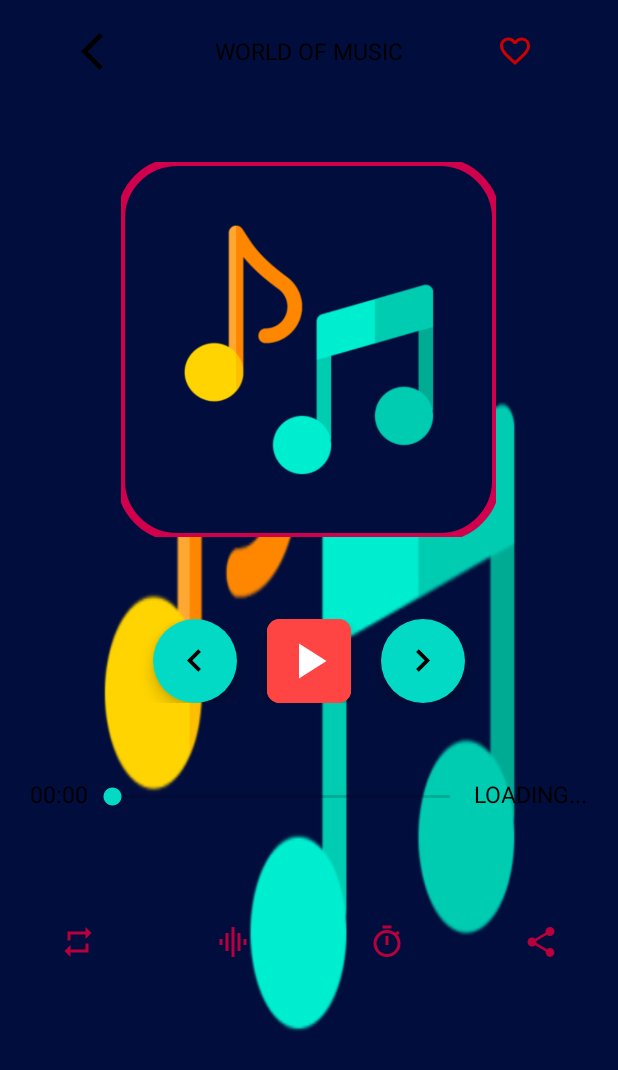
After one commit to zahraamirinezhad/Music-Player, an Android app: the Player screen opened directly, with no data from a screen before it, on a phone screen of 412 x 824 dp. The commit adds this screen. Shown: the top 1070 px of the screen. Run offline under Robolectric (Android 15) with nearby library versions, the phone set to English and light mode, and no system bars.

Commit message:
Player activity got added

```diff
--- a/Music Player Kotlin/music player/app/src/main/AndroidManifest.xml
+++ b/Music Player Kotlin/music player/app/src/main/AndroidManifest.xml
@@ -10,6 +10,9 @@
         android:supportsRtl="true"
         android:theme="@style/slash_screen">
         <activity
+            android:name=".Player"
+            android:exported="false" />
+        <activity
             android:name=".MainActivity"
             android:exported="true">
             <intent-filter>
--- /dev/null
+++ b/Music Player Kotlin/music player/app/src/main/java/com/example/musicplayer/Player.kt
@@ -0,0 +1,11 @@
+package com.example.musicplayer
+
+import androidx.appcompat.app.AppCompatActivity
+import android.os.Bundle
+
+class Player : AppCompatActivity() {
+    override fun onCreate(savedInstanceState: Bundle?) {
+        super.onCreate(savedInstanceState)
+        setContentView(R.layout.activity_player)
+    }
+}
--- /dev/null
+++ b/Music Player Kotlin/music player/app/src/main/res/drawable/equalizer_icon.xml
@@ -0,0 +1,10 @@
+<vector xmlns:android="http://schemas.android.com/apk/res/android"
+    android:width="24dp"
+    android:height="24dp"
+    android:viewportWidth="24"
+    android:viewportHeight="24"
+    android:tint="?attr/colorControlNormal">
+  <path
+      android:fillColor="@android:color/white"
+      android:pathData="M7,18h2L9,6L7,6v12zM11,22h2L13,2h-2v20zM3,14h2v-4L3,10v4zM15,18h2L17,6h-2v12zM19,10v4h2v-4h-2z"/>
+</vector>
--- /dev/null
+++ b/Music Player Kotlin/music player/app/src/main/res/drawable/favorite_empty_icon.xml
@@ -0,0 +1,10 @@
+<vector xmlns:android="http://schemas.android.com/apk/res/android"
+    android:width="24dp"
+    android:height="24dp"
+    android:viewportWidth="24"
+    android:viewportHeight="24"
+    android:tint="?attr/colorControlNormal">
+  <path
+      android:fillColor="@android:color/white"
+      android:pathData="M16.5,3c-1.74,0 -3.41,0.81 -4.5,2.09C10.91,3.81 9.24,3 7.5,3 4.42,3 2,5.42 2,8.5c0,3.78 3.4,6.86 8.55,11.54L12,21.35l1.45,-1.32C18.6,15.36 22,12.28 22,8.5 22,5.42 19.58,3 16.5,3zM12.1,18.55l-0.1,0.1 -0.1,-0.1C7.14,14.24 4,11.39 4,8.5 4,6.5 5.5,5 7.5,5c1.54,0 3.04,0.99 3.57,2.36h1.87C13.46,5.99 14.96,5 16.5,5c2,0 3.5,1.5 3.5,3.5 0,2.89 -3.14,5.74 -7.9,10.05z"/>
+</vector>
--- /dev/null
+++ b/Music Player Kotlin/music player/app/src/main/res/drawable/favorite_full_icon.xml
@@ -0,0 +1,10 @@
+<vector xmlns:android="http://schemas.android.com/apk/res/android"
+    android:width="24dp"
+    android:height="24dp"
+    android:viewportWidth="24"
+    android:viewportHeight="24"
+    android:tint="?attr/colorControlNormal">
+  <path
+      android:fillColor="@android:color/white"
+      android:pathData="M12,21.35l-1.45,-1.32C5.4,15.36 2,12.28 2,8.5 2,5.42 4.42,3 7.5,3c1.74,0 3.41,0.81 4.5,2.09C13.09,3.81 14.76,3 16.5,3 19.58,3 22,5.42 22,8.5c0,3.78 -3.4,6.86 -8.55,11.54L12,21.35z"/>
+</vector>
--- /dev/null
+++ b/Music Player Kotlin/music player/app/src/main/res/drawable/former_music.xml
@@ -0,0 +1,10 @@
+<vector xmlns:android="http://schemas.android.com/apk/res/android"
+    android:width="30dp"
+    android:height="30dp"
+    android:viewportWidth="24"
+    android:viewportHeight="24"
+    android:tint="?attr/colorControlNormal">
+  <path
+      android:fillColor="@android:color/white"
+      android:pathData="M11.67,3.87L9.9,2.1 0,12l9.9,9.9 1.77,-1.77L3.54,12z"/>
+</vector>
--- /dev/null
+++ b/Music Player Kotlin/music player/app/src/main/res/drawable/next_music.xml
@@ -0,0 +1,10 @@
+<vector xmlns:android="http://schemas.android.com/apk/res/android"
+    android:width="24dp"
+    android:height="24dp"
+    android:viewportWidth="24"
+    android:viewportHeight="24"
+    android:tint="?attr/colorControlNormal">
+  <path
+      android:fillColor="@android:color/white"
+      android:pathData="M10,6L8.59,7.41 13.17,12l-4.58,4.59L10,18l6,-6z"/>
+</vector>
--- /dev/null
+++ b/Music Player Kotlin/music player/app/src/main/res/drawable/pause_music.xml
@@ -0,0 +1,10 @@
+<vector xmlns:android="http://schemas.android.com/apk/res/android"
+    android:width="24dp"
+    android:height="24dp"
+    android:viewportWidth="24"
+    android:viewportHeight="24"
+    android:tint="?attr/colorControlNormal">
+  <path
+      android:fillColor="@android:color/white"
+      android:pathData="M6,19h4L10,5L6,5v14zM14,5v14h4L18,5h-4z"/>
+</vector>
--- /dev/null
+++ b/Music Player Kotlin/music player/app/src/main/res/drawable/play_music.xml
@@ -0,0 +1,10 @@
+<vector xmlns:android="http://schemas.android.com/apk/res/android"
+    android:width="24dp"
+    android:height="24dp"
+    android:viewportWidth="24"
+    android:viewportHeight="24"
+    android:tint="?attr/colorControlNormal">
+  <path
+      android:fillColor="@android:color/white"
+      android:pathData="M8,5v14l11,-7z"/>
+</vector>
--- /dev/null
+++ b/Music Player Kotlin/music player/app/src/main/res/drawable/previous_music.xml
@@ -0,0 +1,10 @@
+<vector xmlns:android="http://schemas.android.com/apk/res/android"
+    android:width="24dp"
+    android:height="24dp"
+    android:viewportWidth="24"
+    android:viewportHeight="24"
+    android:tint="?attr/colorControlNormal">
+  <path
+      android:fillColor="@android:color/white"
+      android:pathData="M15.41,7.41L14,6l-6,6 6,6 1.41,-1.41L10.83,12z"/>
+</vector>
--- /dev/null
+++ b/Music Player Kotlin/music player/app/src/main/res/drawable/repeat_music.xml
@@ -0,0 +1,10 @@
+<vector xmlns:android="http://schemas.android.com/apk/res/android"
+    android:width="24dp"
+    android:height="24dp"
+    android:viewportWidth="24"
+    android:viewportHeight="24"
+    android:tint="?attr/colorControlNormal">
+  <path
+      android:fillColor="@android:color/white"
+      android:pathData="M7,7h10v3l4,-4 -4,-4v3L5,5v6h2L7,7zM17,17L7,17v-3l-4,4 4,4v-3h12v-6h-2v4z"/>
+</vector>
--- /dev/null
+++ b/Music Player Kotlin/music player/app/src/main/res/drawable/share.xml
@@ -0,0 +1,10 @@
+<vector xmlns:android="http://schemas.android.com/apk/res/android"
+    android:width="24dp"
+    android:height="24dp"
+    android:viewportWidth="24"
+    android:viewportHeight="24"
+    android:tint="?attr/colorControlNormal">
+  <path
+      android:fillColor="@android:color/white"
+      android:pathData="M18,16.08c-0.76,0 -1.44,0.3 -1.96,0.77L8.91,12.7c0.05,-0.23 0.09,-0.46 0.09,-0.7s-0.04,-0.47 -0.09,-0.7l7.05,-4.11c0.54,0.5 1.25,0.81 2.04,0.81 1.66,0 3,-1.34 3,-3s-1.34,-3 -3,-3 -3,1.34 -3,3c0,0.24 0.04,0.47 0.09,0.7L8.04,9.81C7.5,9.31 6.79,9 6,9c-1.66,0 -3,1.34 -3,3s1.34,3 3,3c0.79,0 1.5,-0.31 2.04,-0.81l7.12,4.16c-0.05,0.21 -0.08,0.43 -0.08,0.65 0,1.61 1.31,2.92 2.92,2.92 1.61,0 2.92,-1.31 2.92,-2.92s-1.31,-2.92 -2.92,-2.92z"/>
+</vector>
--- /dev/null
+++ b/Music Player Kotlin/music player/app/src/main/res/drawable/timer.xml
@@ -0,0 +1,10 @@
+<vector xmlns:android="http://schemas.android.com/apk/res/android"
+    android:width="24dp"
+    android:height="24dp"
+    android:viewportWidth="24"
+    android:viewportHeight="24"
+    android:tint="?attr/colorControlNormal">
+  <path
+      android:fillColor="@android:color/white"
+      android:pathData="M15,1L9,1v2h6L15,1zM11,14h2L13,8h-2v6zM19.03,7.39l1.42,-1.42c-0.43,-0.51 -0.9,-0.99 -1.41,-1.41l-1.42,1.42C16.07,4.74 14.12,4 12,4c-4.97,0 -9,4.03 -9,9s4.02,9 9,9 9,-4.03 9,-9c0,-2.12 -0.74,-4.07 -1.97,-5.61zM12,20c-3.87,0 -7,-3.13 -7,-7s3.13,-7 7,-7 7,3.13 7,7 -3.13,7 -7,7z"/>
+</vector>
--- a/Music Player Kotlin/music player/app/src/main/res/layout/activity_main.xml
+++ b/Music Player Kotlin/music player/app/src/main/res/layout/activity_main.xml
@@ -1,6 +1,5 @@
 <?xml version="1.0" encoding="utf-8"?>
 <androidx.constraintlayout.widget.ConstraintLayout xmlns:android="http://schemas.android.com/apk/res/android"
-    xmlns:app="http://schemas.android.com/apk/res-auto"
     xmlns:tools="http://schemas.android.com/tools"
     android:layout_width="match_parent"
     android:layout_height="match_parent"
--- /dev/null
+++ b/Music Player Kotlin/music player/app/src/main/res/layout/activity_player.xml
@@ -0,0 +1,188 @@
+<?xml version="1.0" encoding="utf-8"?>
+<LinearLayout xmlns:android="http://schemas.android.com/apk/res/android"
+    xmlns:app="http://schemas.android.com/apk/res-auto"
+    xmlns:tools="http://schemas.android.com/tools"
+    android:layout_width="match_parent"
+    android:layout_height="match_parent"
+    android:layout_gravity="center"
+    android:orientation="vertical"
+    tools:context=".Player">
+
+    <LinearLayout
+        android:layout_width="match_parent"
+        android:layout_height="wrap_content"
+        android:layout_marginTop="10dp"
+        android:orientation="horizontal">
+
+        <ImageButton
+            style="@style/Widget.AppCompat.Button.Borderless"
+            android:layout_width="match_parent"
+            android:layout_height="match_parent"
+            android:layout_weight="1"
+            android:background="@android:color/transparent"
+            android:src="@drawable/former_music"
+            app:tint="@color/black"
+            tools:ignore="SpeakableTextPresentCheck"
+            android:contentDescription="@string/back" />
+
+        <TextView
+            android:layout_width="match_parent"
+            android:layout_height="match_parent"
+            android:layout_weight="1"
+            android:gravity="center"
+            android:text="@string/world_of_music"
+            android:textColor="@color/black"
+            android:textSize="15sp" />
+
+        <ImageButton
+            style="@style/Widget.AppCompat.Button.Borderless"
+            android:layout_width="match_parent"
+            android:layout_height="match_parent"
+            android:layout_weight="1"
+            android:background="@android:color/transparent"
+            android:src="@drawable/favorite_empty_icon"
+            app:tint="@android:color/holo_red_dark"
+            tools:ignore="SpeakableTextPresentCheck"
+            android:contentDescription="@string/favorite" />
+    </LinearLayout>
+
+    <com.google.android.material.imageview.ShapeableImageView
+        android:layout_width="250dp"
+        android:layout_height="250dp"
+        android:layout_gravity="center"
+        android:layout_marginTop="50dp"
+        android:src="@drawable/music_player_icon_slash_screen"
+        app:strokeColor="@color/light_purple"
+        app:strokeWidth="5dp"
+        app:shapeAppearanceOverlay="@style/curved"/>
+
+    <TextView
+        android:layout_width="match_parent"
+        android:layout_height="wrap_content"
+        android:layout_marginTop="30dp"
+        android:gravity="center"
+        android:textSize="18sp"
+        android:textColor="@color/black"/>
+
+    <LinearLayout
+        android:layout_width="match_parent"
+        android:layout_height="wrap_content"
+        android:orientation="horizontal"
+        android:gravity="center">
+
+        <com.google.android.material.floatingactionbutton.ExtendedFloatingActionButton
+            android:layout_width="wrap_content"
+            android:layout_height="wrap_content"
+            app:icon="@drawable/previous_music"
+            app:iconSize="30dp"
+            app:tint="@color/black"
+            tools:ignore="SpeakableTextPresentCheck" />
+
+        <com.google.android.material.floatingactionbutton.ExtendedFloatingActionButton
+            android:layout_width="wrap_content"
+            android:layout_height="wrap_content"
+            android:layout_marginLeft="20dp"
+            android:layout_marginRight="20dp"
+            android:textColorHighlight="#00EFAD"
+            android:textColorLink="#00FFC4"
+            android:backgroundTint="@android:color/holo_red_light"
+            app:backgroundTint="#FF0059"
+            app:icon="@drawable/play_music"
+            app:iconSize="40dp"
+            app:tint="@color/black"
+            app:iconTint="@color/white"
+            app:shapeAppearanceOverlay="@style/curved"
+            tools:ignore="SpeakableTextPresentCheck" />
+
+        <com.google.android.material.floatingactionbutton.ExtendedFloatingActionButton
+            android:layout_width="wrap_content"
+            android:layout_height="wrap_content"
+            app:icon="@drawable/next_music"
+            app:iconSize="30dp"
+            app:tint="@color/black"
+            tools:ignore="SpeakableTextPresentCheck" />
+
+    </LinearLayout>
+
+    <LinearLayout
+        android:layout_width="match_parent"
+        android:layout_height="25dp"
+        android:layout_marginTop="50dp"
+        android:gravity="center"
+        android:orientation="horizontal"
+        android:paddingLeft="20dp"
+        android:paddingRight="20dp">
+
+        <TextView
+            android:layout_width="wrap_content"
+            android:layout_height="match_parent"
+            android:text="@string/start"
+            android:textColor="@color/black"
+            android:textSize="15sp" />
+
+        <androidx.appcompat.widget.AppCompatSeekBar
+            android:layout_width="0dp"
+            android:layout_height="match_parent"
+            android:layout_weight="1" />
+
+        <TextView
+            android:layout_width="wrap_content"
+            android:layout_height="match_parent"
+            android:text="@string/end"
+            android:textColor="@color/black"
+            android:textSize="15sp" />
+    </LinearLayout>
+
+    <LinearLayout
+        android:layout_width="match_parent"
+        android:layout_height="wrap_content"
+        android:layout_marginTop="60dp"
+        android:gravity="center"
+        android:orientation="horizontal">
+
+        <ImageButton
+            style="@style/Widget.AppCompat.Button.Borderless"
+            android:layout_width="match_parent"
+            android:layout_height="match_parent"
+            android:layout_weight="1"
+            android:background="@android:color/transparent"
+            android:contentDescription="@string/repeat"
+            android:src="@drawable/repeat_music"
+            app:tint="@color/dark_pink"
+            tools:ignore="SpeakableTextPresentCheck" />
+
+        <ImageButton
+            style="@style/Widget.AppCompat.Button.Borderless"
+            android:layout_width="match_parent"
+            android:layout_height="match_parent"
+            android:layout_weight="1"
+            android:background="@android:color/transparent"
+            android:contentDescription="@string/equalizer"
+            android:src="@drawable/equalizer_icon"
+            app:tint="@color/dark_pink"
+            tools:ignore="SpeakableTextPresentCheck" />
+
+        <ImageButton
+            style="@style/Widget.AppCompat.Button.Borderless"
+            android:layout_width="match_parent"
+            android:layout_height="match_parent"
+            android:layout_weight="1"
+            android:background="@android:color/transparent"
+            android:contentDescription="@string/timer"
+            android:src="@drawable/timer"
+            app:tint="@color/dark_pink"
+            tools:ignore="SpeakableTextPresentCheck" />
+
+        <ImageButton
+            style="@style/Widget.AppCompat.Button.Borderless"
+            android:layout_width="match_parent"
+            android:layout_height="match_parent"
+            android:layout_weight="1"
+            android:background="@android:color/transparent"
+            android:contentDescription="@string/share"
+            android:src="@drawable/share"
+            app:tint="@color/dark_pink"
+            tools:ignore="SpeakableTextPresentCheck" />
+
+    </LinearLayout>
+</LinearLayout>
--- a/Music Player Kotlin/music player/app/src/main/res/values/colors.xml
+++ b/Music Player Kotlin/music player/app/src/main/res/values/colors.xml
@@ -7,4 +7,7 @@
     <color name="teal_700">#FF018786</color>
     <color name="black">#FF000000</color>
     <color name="white">#FFFFFFFF</color>
+    <color name="dark_blue">#0006ab</color>
+    <color name="light_purple">#d1004d</color>
+    <color name="dark_pink">#b8003d</color>
 </resources>
--- /dev/null
+++ b/Music Player Kotlin/music player/app/src/main/res/values/custom_styles.xml
@@ -0,0 +1,6 @@
+<?xml version="1.0" encoding="utf-8"?>
+<resources>
+    <style name="curved">
+        <item name="cornerSize">15%</item>
+    </style>
+</resources>
--- a/Music Player Kotlin/music player/app/src/main/res/values/strings.xml
+++ b/Music Player Kotlin/music player/app/src/main/res/values/strings.xml
@@ -3,4 +3,13 @@
     <string name="shuffle_btn">Shuffle</string>
     <string name="favorites_btn">Favorites</string>
     <string name="playlist_btn">Playlist</string>
+    <string name="world_of_music">WORLD OF MUSIC</string>
+    <string name="back">BACK</string>
+    <string name="favorite">FAVORITE</string>
+    <string name="start">00:00</string>
+    <string name="end">LOADING...</string>
+    <string name="timer">TIMER</string>
+    <string name="share">SHARE</string>
+    <string name="repeat">REPEAT</string>
+    <string name="equalizer">EQUALIZER</string>
 </resources>
```
